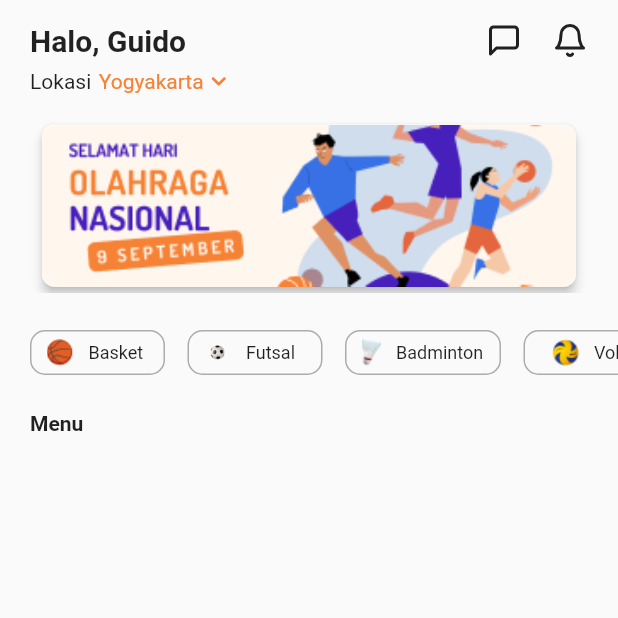
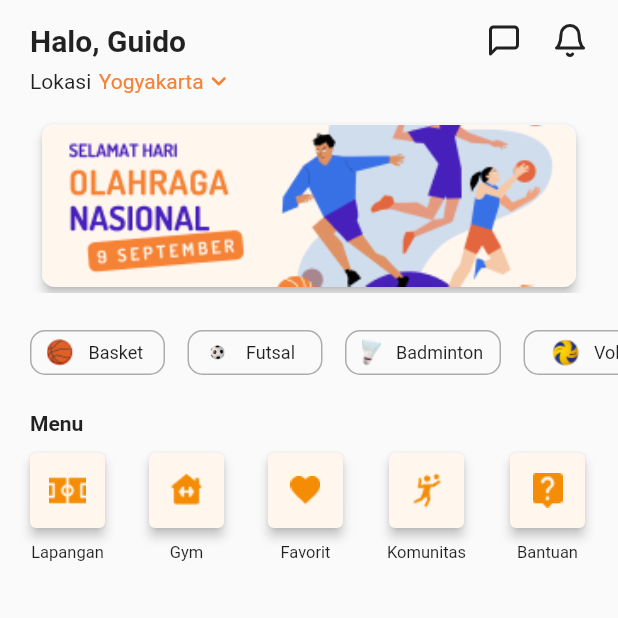
Before and after one commit to GuidoAugusta/FieldFox, a Flutter app: the HomePage screen opened by its route, on a phone screen of 412 x 824 dp, the top half of it. Run offline on Flutter 3.47's test engine with Material 2 defaults, Android fonts, the phone set to English and light mode, and no system bars; drawn by our look-alikes of carousel_slider; our stand-ins replace flutter_feather_icons; missing offline and left inert: dart:ffi.

Commit message:
membuat menu homepage

```diff
--- a/lib/pages/homepage.dart
+++ b/lib/pages/homepage.dart
@@ -1,3 +1,5 @@
+import 'dart:ffi';
+
 import 'package:carousel_slider/carousel_slider.dart';
 import 'package:flutter/material.dart';
 import 'package:flutter_feather_icons/flutter_feather_icons.dart';
@@ -305,8 +307,73 @@ class _HomePageState extends State<HomePage> {
           SizedBox(
             height: 12,
           ),
+          Padding(
+            padding: const EdgeInsets.only(left: 20, right: 22),
+            child: Row(
+              mainAxisAlignment: MainAxisAlignment.spaceBetween,
+              children: [
+                MenuHomepage(
+                  image: 'assets/lapangan.png',
+                  title: 'Lapangan',
+                ),
+                MenuHomepage(
+                  image: 'assets/gym.png',
+                  title: 'Gym',
+                ),
+                MenuHomepage(
+                  image: 'assets/favorite.png',
+                  title: 'Favorit',
+                ),
+                MenuHomepage(
+                  image: 'assets/komunitas.png',
+                  title: 'Komunitas',
+                ),
+                MenuHomepage(
+                  image: 'assets/bantuan.png',
+                  title: 'Bantuan',
+                ),
+              ],
+            ),
+          )
         ],
       ),
     );
   }
 }
+
+class MenuHomepage extends StatelessWidget {
+  final String image;
+  final String title;
+
+  MenuHomepage({required this.image, required this.title});
+
+  @override
+  Widget build(BuildContext context) {
+    return InkWell(
+      onTap: () {},
+      splashColor: Colors.transparent,
+      highlightColor: Colors.transparent,
+      child: Column(
+        children: [
+          Container(
+            width: 50,
+            height: 50,
+            child: Card(
+              elevation: 3,
+              margin: EdgeInsets.zero,
+              color: Color(0xFFFFF6EE),
+              child: Image.asset(image),
+            ),
+          ),
+          SizedBox(
+            height: 10,
+          ),
+          Text(
+            title,
+            style: TextStyle(fontSize: 11),
+          )
+        ],
+      ),
+    );
+  }
+}
```
Also changed, not shown: assets/bantuan.png (added), assets/favorite.png (added), assets/gym.png (added), assets/komunitas.png (added), assets/lapangan.png (added).
